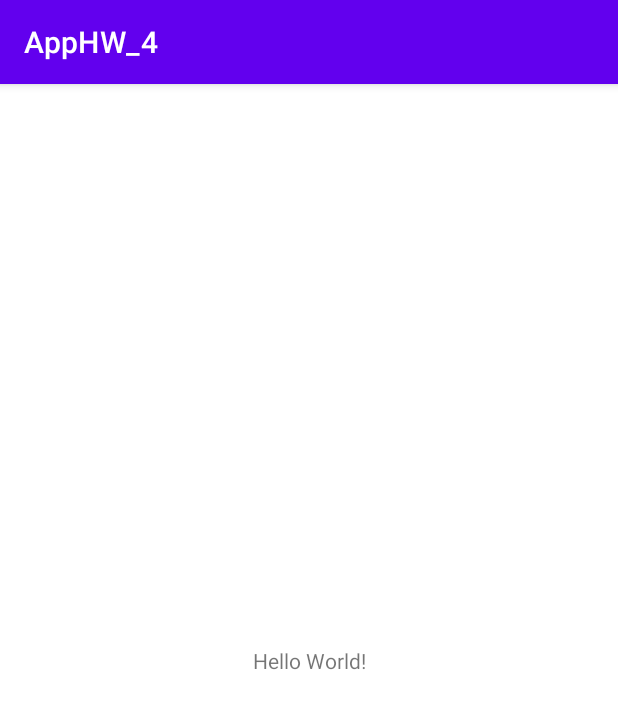
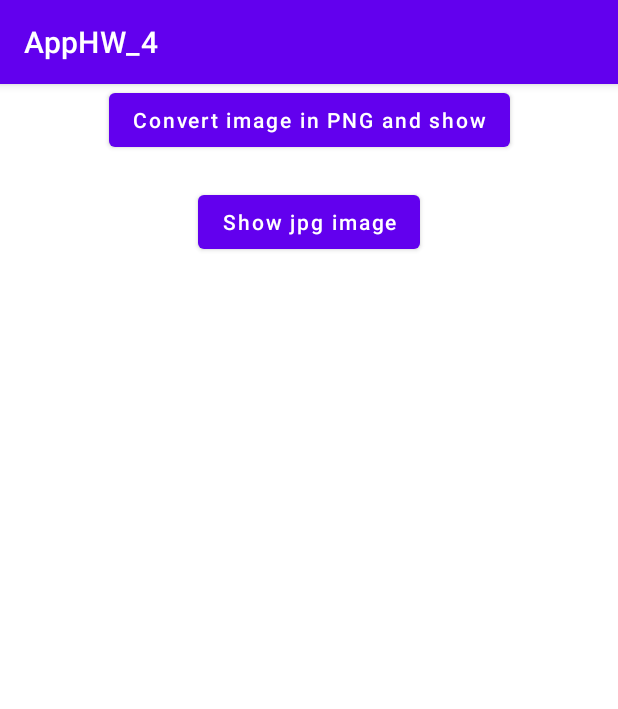
Before and after one commit to VladimirTsihukov/AppHW_4_PL, an Android app: the screen it shows after launch (MainActivity), on a phone screen of 412 x 824 dp. Shown: the top 709 px of the screen. Run offline under Robolectric (Android 15) with nearby library versions, the phone set to English and light mode, and no system bars; libraries missing offline, so code that uses them is left out: moxy.ktx.moxyPresenter; 1 statement that could not run was skipped.

Commit message:
Create Presente, MainView and all logick

```diff
--- a/app/src/main/AndroidManifest.xml
+++ b/app/src/main/AndroidManifest.xml
@@ -1,15 +1,19 @@
 <?xml version="1.0" encoding="utf-8"?>
 <manifest xmlns:android="http://schemas.android.com/apk/res/android"
     package="com.adnroidapp.apphw_4">
+
+    <uses-permission android:name="android.permission.WRITE_EXTERNAL_STORAGE" />
+    <uses-permission android:name="android.permission.READ_EXTERNAL_STORAGE" />
 
     <application
         android:allowBackup="true"
         android:icon="@mipmap/ic_launcher"
         android:label="@string/app_name"
         android:roundIcon="@mipmap/ic_launcher_round"
+        android:name=".App"
         android:supportsRtl="true"
         android:theme="@style/Theme.AppHW_4">
-        <activity android:name=".MainActivity">
+        <activity android:name=".ui.MainActivity">
             <intent-filter>
                 <action android:name="android.intent.action.MAIN" />
 
--- a/app/src/main/java/com/adnroidapp/apphw_4/MainActivity.kt
+++ /dev/null
@@ -1,11 +0,0 @@
-package com.adnroidapp.apphw_4
-
-import androidx.appcompat.app.AppCompatActivity
-import android.os.Bundle
-
-class MainActivity : AppCompatActivity() {
-    override fun onCreate(savedInstanceState: Bundle?) {
-        super.onCreate(savedInstanceState)
-        setContentView(R.layout.activity_main)
-    }
-}
--- /dev/null
+++ b/app/src/main/java/com/adnroidapp/apphw_4/ui/MainActivity.kt
@@ -0,0 +1,46 @@
+package com.adnroidapp.apphw_4.ui
+
+import android.net.Uri
+import android.os.Bundle
+import android.widget.Toast
+import com.adnroidapp.apphw_4.R
+import com.adnroidapp.apphw_4.model.Model
+import com.adnroidapp.apphw_4.presenter.MainPresenter
+import com.adnroidapp.apphw_4.view.MainView
+import kotlinx.android.synthetic.main.activity_main.*
+import moxy.MvpAppCompatActivity
+import moxy.ktx.moxyPresenter
+
+const val TAG = "MainActivity"
+
+class MainActivity : MvpAppCompatActivity(), MainView {
+
+    private val presenter by moxyPresenter { MainPresenter(Model()) }
+
+    override fun onCreate(savedInstanceState: Bundle?) {
+        super.onCreate(savedInstanceState)
+        setContentView(R.layout.activity_main)
+
+        presenter.saveJpgFile() //записываем из drawable на sd карту в файл movie.jpg
+
+        buttonPNG.setOnClickListener {
+            presenter.convertJPGtoPNG()         //конвертируем image в png и показываем movie.png
+        }
+
+        buttonJPG.setOnClickListener {
+            presenter.readAndShowImage(Model.IMG_JPG) //читаем movie.jpg и показываем на экран
+        }
+    }
+
+    override fun showError(message: String) {
+        Toast.makeText(this, message, Toast.LENGTH_SHORT).show()
+    }
+
+    override fun showJpgImage(uri: Uri) {
+        imageView.setImageURI(uri)
+    }
+
+    override fun showSuccessToast(message: String) {
+        Toast.makeText(this, message, Toast.LENGTH_SHORT).show()
+    }
+}
--- /dev/null
+++ b/app/src/main/java/com/adnroidapp/apphw_4/view/MainView.kt
@@ -0,0 +1,20 @@
+package com.adnroidapp.apphw_4.view
+
+import android.net.Uri
+import moxy.MvpView
+import moxy.viewstate.strategy.AddToEndSingleStrategy
+import moxy.viewstate.strategy.OneExecutionStateStrategy
+import moxy.viewstate.strategy.StateStrategyType
+
+@StateStrategyType(value = AddToEndSingleStrategy::class)
+interface MainView : MvpView {
+
+    fun showJpgImage(uri: Uri)
+
+    @StateStrategyType(value = OneExecutionStateStrategy::class)
+    fun showError(message: String)
+
+    @StateStrategyType(value = OneExecutionStateStrategy::class)
+    fun showSuccessToast(message: String)
+
+}
--- a/app/src/main/res/layout/activity_main.xml
+++ b/app/src/main/res/layout/activity_main.xml
@@ -4,15 +4,37 @@
     xmlns:tools="http://schemas.android.com/tools"
     android:layout_width="match_parent"
     android:layout_height="match_parent"
-    tools:context=".MainActivity">
+    tools:context=".ui.MainActivity">
 
-    <TextView
+    <Button
+        android:id="@+id/buttonPNG"
         android:layout_width="wrap_content"
         android:layout_height="wrap_content"
-        android:text="Hello World!"
-        app:layout_constraintBottom_toBottomOf="parent"
-        app:layout_constraintLeft_toLeftOf="parent"
-        app:layout_constraintRight_toRightOf="parent"
+        android:text="@string/convert_image"
+        android:textAllCaps="false"
+        app:layout_constraintEnd_toEndOf="parent"
+        app:layout_constraintStart_toStartOf="parent"
         app:layout_constraintTop_toTopOf="parent" />
 
+    <Button
+        android:id="@+id/buttonJPG"
+        android:layout_width="wrap_content"
+        android:layout_height="wrap_content"
+        android:text="@string/show_jpg_image"
+        android:textAllCaps="false"
+        android:layout_marginTop="20dp"
+        app:layout_constraintEnd_toEndOf="parent"
+        app:layout_constraintStart_toStartOf="parent"
+        app:layout_constraintTop_toBottomOf="@id/buttonPNG"/>
+
+    <ImageView
+        android:id="@+id/imageView"
+        android:layout_width="match_parent"
+        android:layout_height="wrap_content"
+        android:layout_marginTop="20dp"
+        app:layout_constraintEnd_toEndOf="parent"
+        app:layout_constraintStart_toStartOf="parent"
+        app:layout_constraintTop_toBottomOf="@+id/buttonJPG"
+        tools:src="@tools:sample/avatars" />
+
 </androidx.constraintlayout.widget.ConstraintLayout>
--- a/app/src/main/res/values/strings.xml
+++ b/app/src/main/res/values/strings.xml
@@ -1,3 +1,5 @@
 <resources>
     <string name="app_name">AppHW_4</string>
+    <string name="convert_image">Convert image in PNG and show</string>
+    <string name="show_jpg_image">Show jpg image</string>
 </resources>
```
Also changed, not shown: app/build.gradle (+10 -0 lines), app/src/main/java/com/adnroidapp/apphw_4/presenter/MainPresenter.kt (added, +62 -0 lines), app/src/main/res/drawable/movie.jpg (added).
